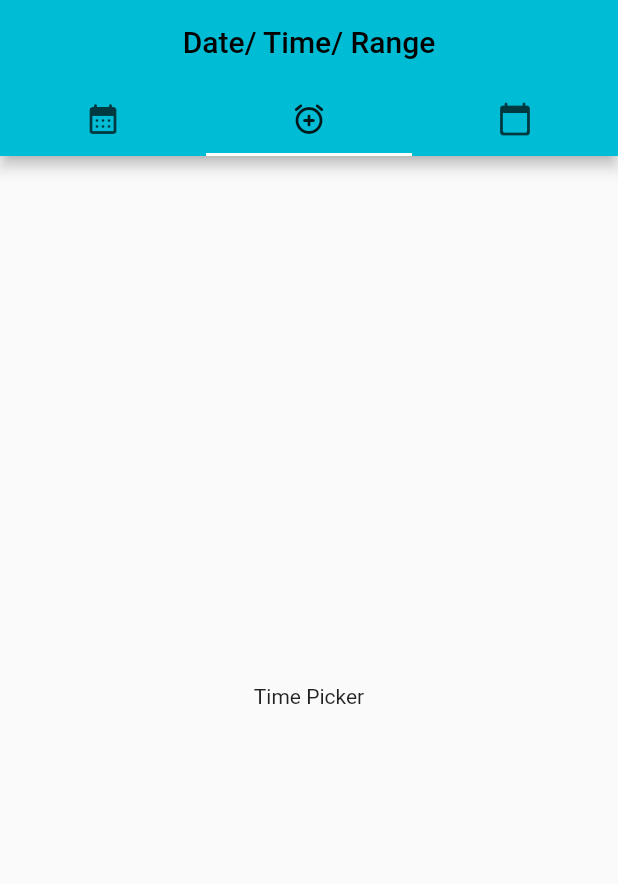
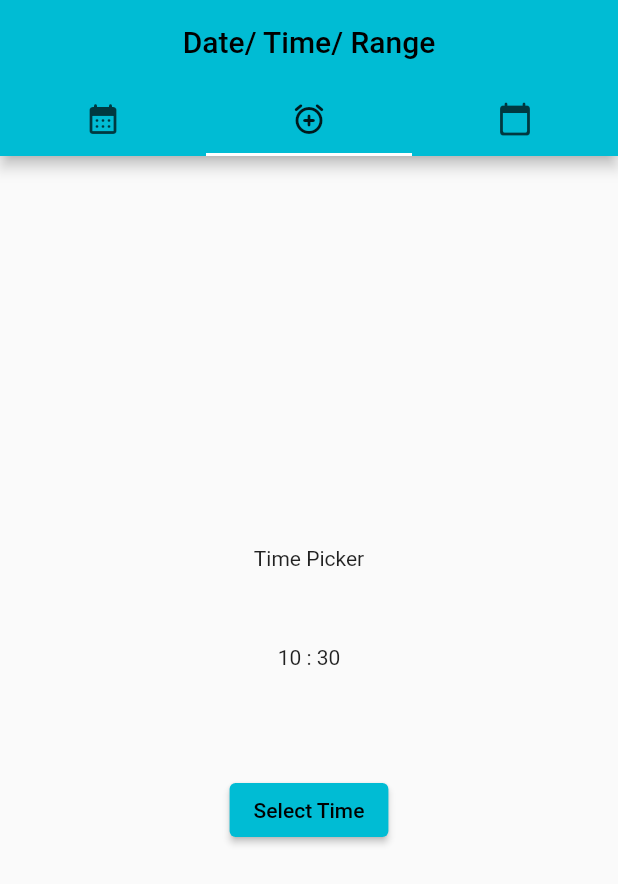
Before and after one commit to VeronikaLo/Date_picker, a Flutter app: the screen it shows after launch, tab 2 chosen, on a phone screen of 412 x 824 dp. Shown: the top 884 px of the screen. Run offline on Flutter 3.47's test engine with Material 2 defaults, Android fonts, the phone set to English and light mode, and no system bars.

Commit message:
time picker done

```diff
--- a/lib/screens/time_picker_screen.dart
+++ b/lib/screens/time_picker_screen.dart
@@ -9,11 +9,42 @@ class TimePicker extends StatefulWidget {
 }
 
 class _TimePickerState extends State<TimePicker> {
+
+  late TimeOfDay time = TimeOfDay.now();
+
+  Future <void> _pickTime()async{
+    TimeOfDay? newTime = await showTimePicker(
+      context: context,
+      initialTime: time,
+      );
+
+      if(newTime !=null){ // OK option by Dialog
+        setState(() {
+        time = newTime;
+      });
+      } else {  //Cancel option by Dialog
+        return;
+      }
+
+  }
   @override
   Widget build(BuildContext context) {
-    return const Scaffold(
+    final hours = time.hour.toString().padLeft(2,'0');
+    final minutes = time.minute.toString().padLeft(2,'0');
+    return  Scaffold(
       body: Center(
-      child: Text('Time Picker'),
+      child: Column(
+        mainAxisAlignment: MainAxisAlignment.center,
+        children: [
+          const Text('Time Picker'),
+          const SizedBox(height: 50),
+          Text('$hours : $minutes'),
+          const SizedBox(height: 70,),
+          ElevatedButton(
+            onPressed: _pickTime,
+            child: const Text('Select Time'))
+        ],
+      ),
     ),
     );
   }
```
